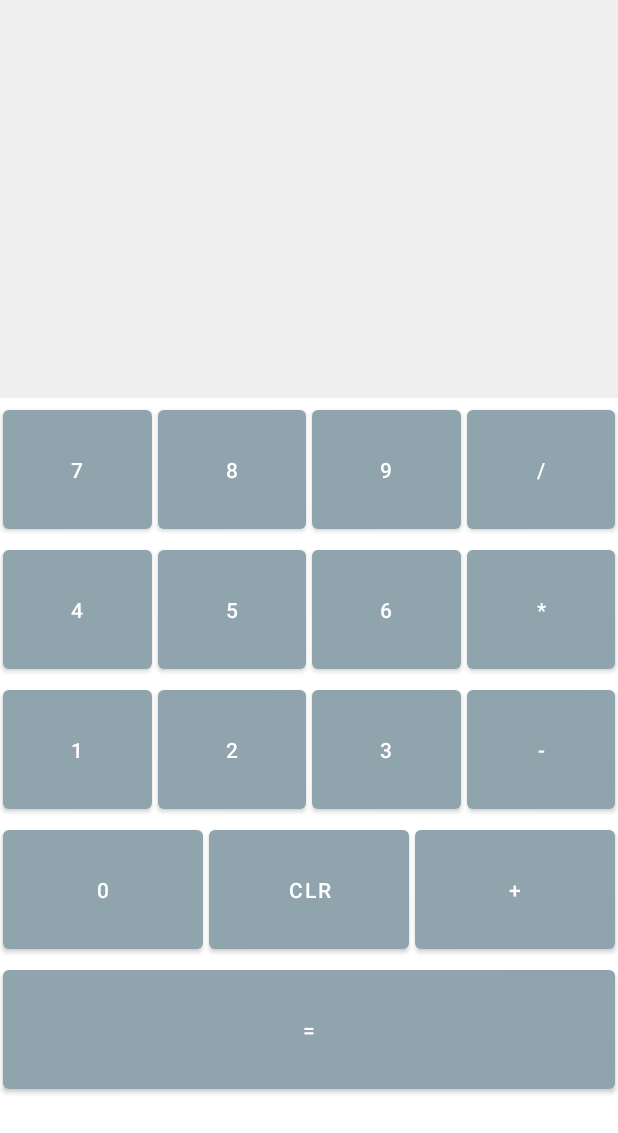
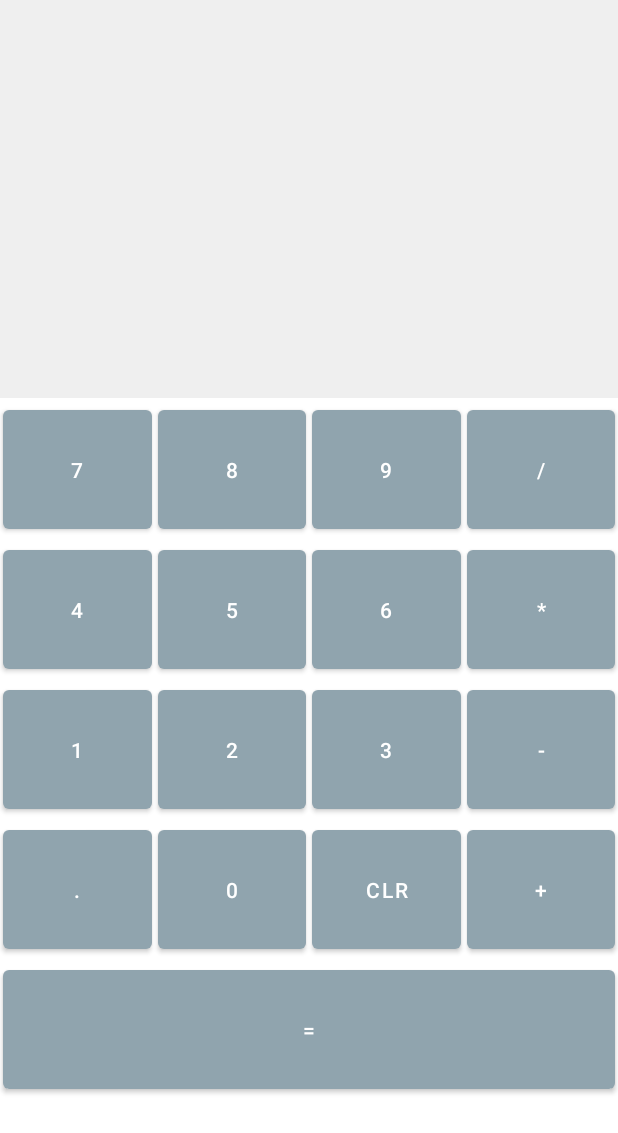
Before and after one commit to koolunkle/Calculator, an Android app: the layout activity_main.xml on its own in the app's theme, with its tools: preview values and no code run, on a phone screen of 412 x 824 dp. Shown: the top 1133 px of the screen. Run offline under Robolectric (Android 15) with nearby library versions, the phone set to English and light mode, and no system bars.

```diff
--- a/app/src/main/res/layout/activity_main.xml
+++ b/app/src/main/res/layout/activity_main.xml
@@ -165,6 +165,18 @@
             app:layout_constraintTop_toBottomOf="@id/btnMultiply" />
 
         <Button
+            android:id="@+id/btnDot"
+            android:layout_width="0dp"
+            android:layout_height="wrap_content"
+            android:layout_margin="2dp"
+            android:onClick="onDecimalPoint"
+            android:padding="30dp"
+            android:text="@string/btn_dot"
+            app:layout_constraintEnd_toStartOf="@id/btnZero"
+            app:layout_constraintStart_toStartOf="parent"
+            app:layout_constraintTop_toBottomOf="@id/btnOne" />
+
+        <Button
             android:id="@+id/btnZero"
             android:layout_width="0dp"
             android:layout_height="wrap_content"
@@ -173,8 +185,8 @@
             android:padding="30dp"
             android:text="@string/btn_zero"
             app:layout_constraintEnd_toStartOf="@id/btnClear"
-            app:layout_constraintStart_toStartOf="parent"
-            app:layout_constraintTop_toBottomOf="@id/btnOne" />
+            app:layout_constraintStart_toEndOf="@id/btnDot"
+            app:layout_constraintTop_toBottomOf="@id/btnTwo" />
 
         <Button
             android:id="@+id/btnClear"
@@ -186,7 +198,7 @@
             android:text="@string/btn_clear"
             app:layout_constraintEnd_toStartOf="@id/btnAdd"
             app:layout_constraintStart_toEndOf="@id/btnZero"
-            app:layout_constraintTop_toBottomOf="@id/btnTwo" />
+            app:layout_constraintTop_toBottomOf="@id/btnThree" />
 
         <Button
             android:id="@+id/btnAdd"
--- a/app/src/main/res/values/strings.xml
+++ b/app/src/main/res/values/strings.xml
@@ -2,6 +2,7 @@
     <string name="app_name">Calculator</string>
 
     <string name="btn_equal">=</string>
+    <string name="btn_dot">.</string>
     <string name="btn_zero">0</string>
     <string name="btn_clear">CLR</string>
     <string name="btn_add">+</string>
```
Also changed, not shown: app/src/main/java/com/udemy/calculator/MainActivity.kt (+14 -0 lines).
